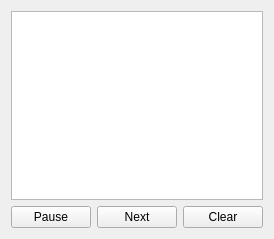
Above: widget.ui from BlueberryDS/Simple-Life before the change. Below: the same form after it.
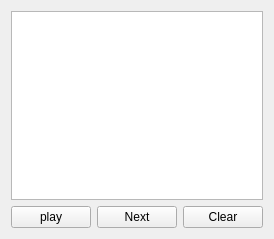
That is the form after the change.

What changed in the file:
```diff
--- a/widget.ui
+++ b/widget.ui
@@ -34,7 +34,7 @@
    <item row="4" column="0">
     <widget class="QPushButton" name="pauseButton">
      <property name="text">
-      <string>Pause</string>
+      <string>play</string>
      </property>
     </widget>
    </item>
```
